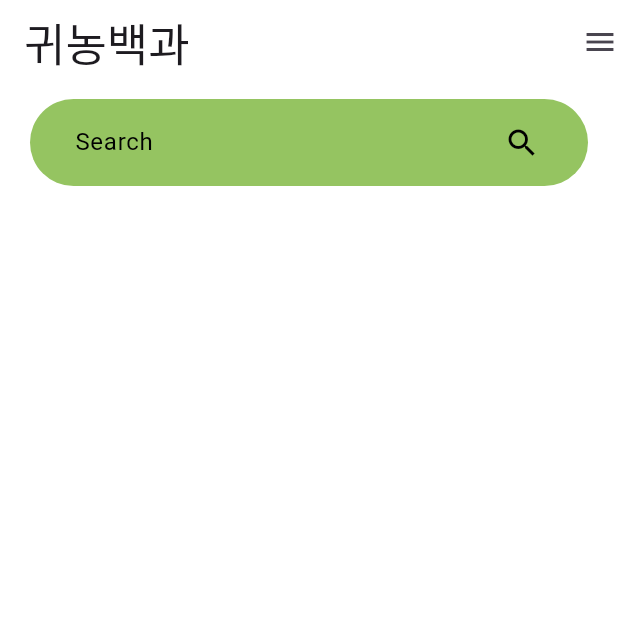
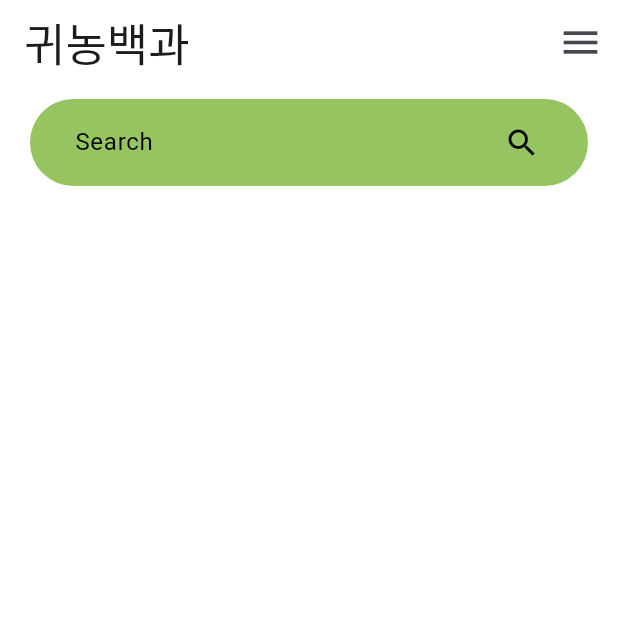
Before and after one commit to aivle-farmpedia/fronted, a Flutter app: the screen it shows after launch, after a tap on "시작하기", on a phone screen of 412 x 824 dp, the top half of it. Run offline on Flutter 3.47's test engine with Material 3 defaults, Android fonts, the phone set to English and light mode, and no system bars; our stand-ins replace shared_preferences.

Commit message:
메뉴아이콘 위치수정

```diff
--- a/farmpedia/lib/screens/home_screen.dart
+++ b/farmpedia/lib/screens/home_screen.dart
@@ -96,7 +96,13 @@ class _HomeScreenState extends State<HomeScreen> {
                   ),
                 );
               },
-              child: const Icon(Icons.menu),
+              child: const Padding(
+                padding: EdgeInsets.symmetric(vertical: 10, horizontal: 10),
+                child: Icon(
+                  Icons.menu,
+                  size: 30.0,
+                ),
+              ),
             ),
           ],
           title: const Text(
--- a/farmpedia/lib/screens/start_screen.dart
+++ b/farmpedia/lib/screens/start_screen.dart
@@ -1,7 +1,6 @@
 import 'package:farmpedia/services/image_services.dart';
 import 'package:flutter/material.dart';
 import 'package:uuid/uuid.dart';
-
 import '../widgets/custom_pagebar_widget.dart';
 import 'home_screen.dart';
 
```
Also changed, not shown: farmpedia/lib/screens/community_screen.dart (+7 -1 lines), farmpedia/lib/screens/gpt_screen.dart (+7 -1 lines), farmpedia/lib/screens/method_screen.dart (+7 -1 lines), farmpedia/lib/screens/policy_screen.dart (+7 -1 lines), farmpedia/lib/screens/search_screen.dart (+7 -1 lines).
